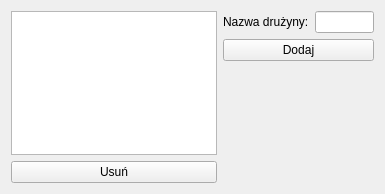
Unknown22/Tournament-Manager, file qtdesignerfiles/druzyny.ui: the form before one commit.
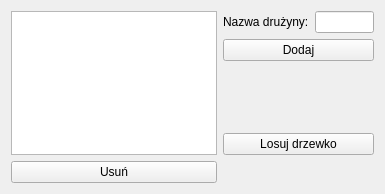
The form after the commit.

Patch:
```diff
--- a/qtdesignerfiles/druzyny.ui
+++ b/qtdesignerfiles/druzyny.ui
@@ -74,6 +74,13 @@
      </property>
     </widget>
    </item>
+   <item row="3" column="1" colspan="2">
+    <widget class="QPushButton" name="pushButton_losuj_drzewko">
+     <property name="text">
+      <string>Losuj drzewko</string>
+     </property>
+    </widget>
+   </item>
   </layout>
  </widget>
  <resources/>
```
